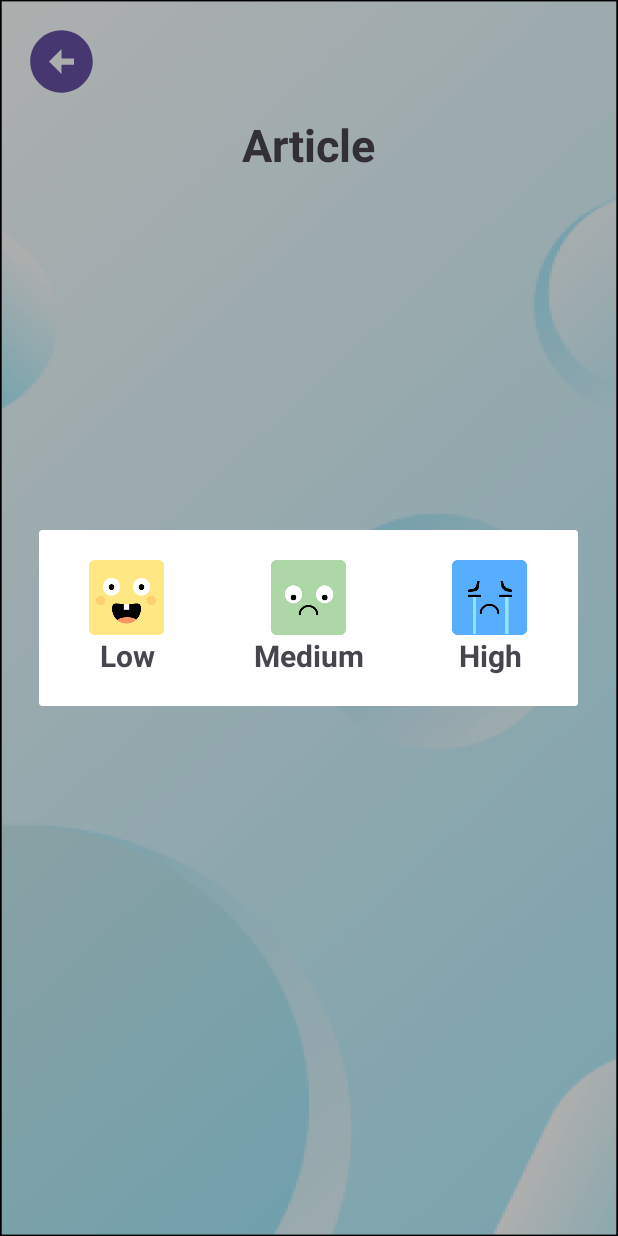
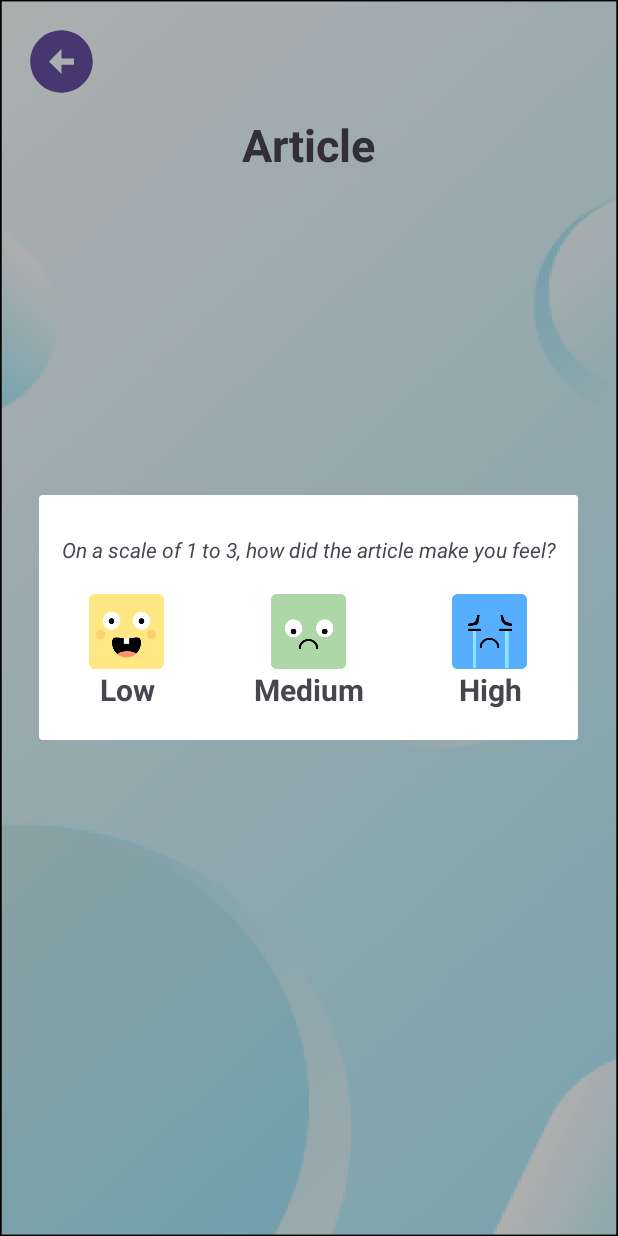
Before and after one commit to jhnndrmt/Payapa, an Android app: the ArticleActivity screen opened directly, with no data from a screen before it, after a tap on "Go Back", on a phone screen of 412 x 824 dp. Run offline under Robolectric (Android 15) with nearby library versions, the phone set to English and light mode, and no system bars; our stand-ins replace Firebase (no records; nobody signed in at launch, a user with empty details on screens opened directly).

Commit message:
add dialog text header

```diff
--- a/payapa.android/app/src/main/java/com/example/payapa/ArticleActivity.java
+++ b/payapa.android/app/src/main/java/com/example/payapa/ArticleActivity.java
@@ -2,10 +2,15 @@ package com.example.payapa;
 
 import android.annotation.SuppressLint;
 import android.content.DialogInterface;
+import android.graphics.Typeface;
 import android.os.Bundle;
+import android.view.Gravity;
 import android.view.LayoutInflater;
 import android.view.View;
+import android.view.ViewGroup;
 import android.widget.Button;
+import android.widget.LinearLayout;
+import android.widget.TextView;
 import android.widget.Toast;
 
 import androidx.activity.EdgeToEdge;
@@ -58,6 +63,21 @@ public class ArticleActivity extends AppCompatActivity {
 
     private void showLevelSelectionDialog() {
         AlertDialog.Builder builder = new AlertDialog.Builder(ArticleActivity.this);
+
+        TextView alertMessage = new TextView(this);
+        alertMessage.setText("On a scale of 1 to 3, how did the article make you feel?");
+        alertMessage.setTextSize(14);
+        alertMessage.setTypeface(alertMessage.getTypeface(), Typeface.ITALIC);
+        alertMessage.setGravity(Gravity.CENTER);
+        alertMessage.setPadding(0, 40, 0, 0);
+        alertMessage.setLayoutParams(new LinearLayout.LayoutParams(
+                ViewGroup.LayoutParams.MATCH_PARENT, ViewGroup.LayoutParams.WRAP_CONTENT));
+
+        LinearLayout.LayoutParams params = (LinearLayout.LayoutParams) alertMessage.getLayoutParams();
+        params.setMargins(0, 40, 0, 20);
+        alertMessage.setLayoutParams(params);
+
+        builder.setCustomTitle(alertMessage);
 
         // Inflate custom layout
         LayoutInflater inflater = getLayoutInflater();
```
Also changed, not shown: payapa.android/app/src/main/java/com/example/payapa/DiaryActivity.java (+20 -0 lines), payapa.android/app/src/main/java/com/example/payapa/GamesActivity.java (+19 -0 lines), payapa.android/app/src/main/java/com/example/payapa/MusicsActivity.java (+20 -0 lines).
